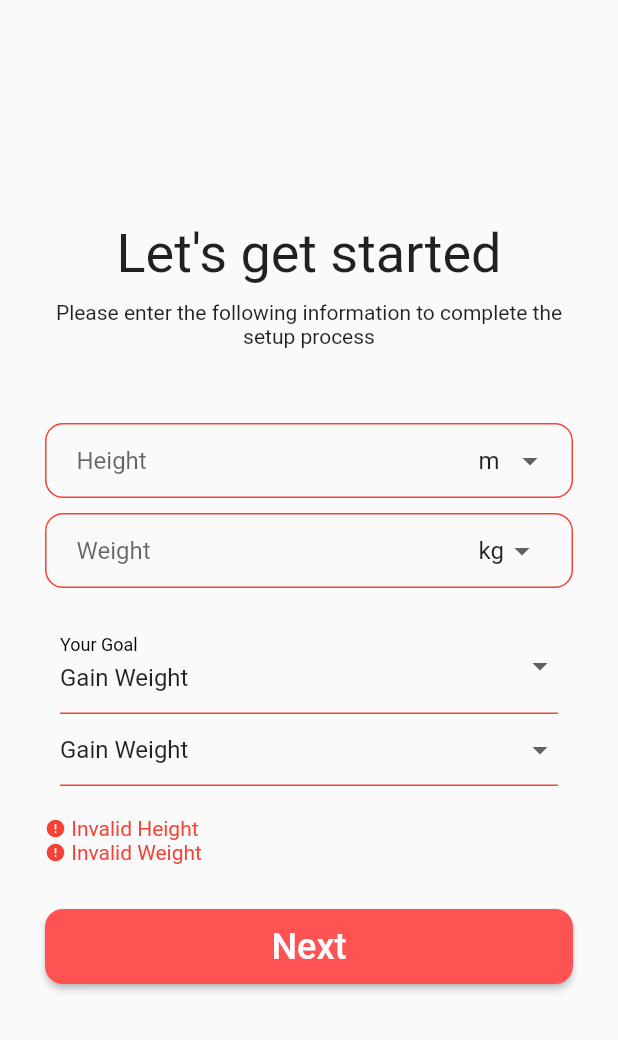
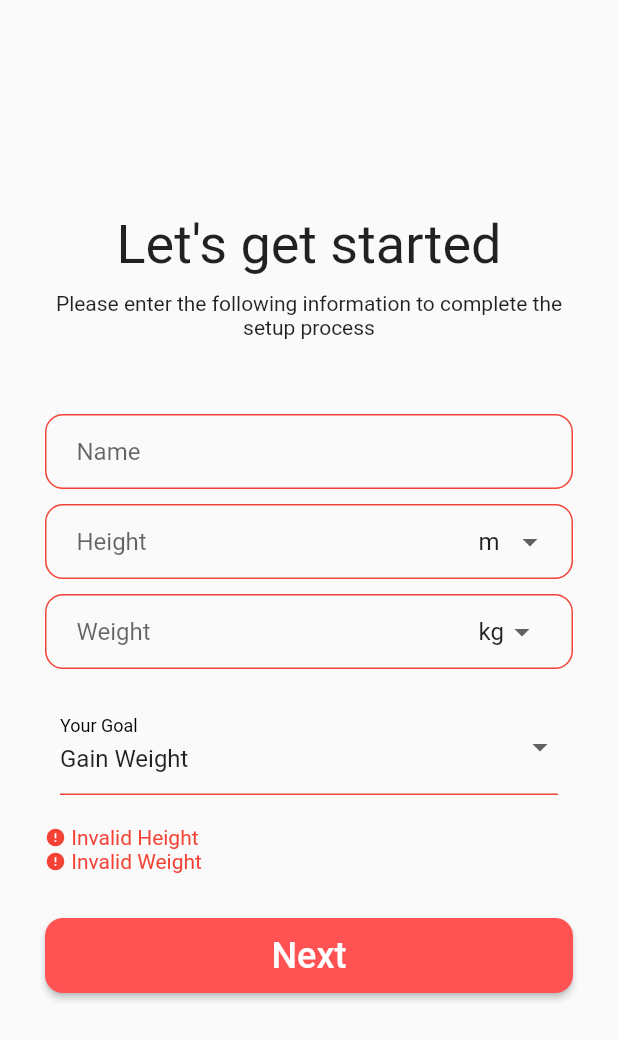
Before and after one commit to GDSCUTM-CommunityProjects/RedEat, a Flutter app: the InitialSetupPage screen opened by its route, after a tap on "Next", on a phone screen of 412 x 824 dp. Shown: the top 1040 px of the screen. Run offline on Flutter 3.47's test engine with Material 2 defaults, Android fonts, the phone set to English and light mode, and no system bars; our stand-ins replace curved_navigation_bar, expandable, sqflite; missing offline and left inert: flutter_barcode_scanner; accounts and stored records are empty.

Commit message:
RED-41 DB integration for MePage

```diff
--- a/src/lib/BackendConnection/BackendURL.dart
+++ b/src/lib/BackendConnection/BackendURL.dart
@@ -6,5 +6,5 @@ class BackendURL {
   // static String BACKEND_URL = "http://10.0.2.2:8000/";
   // static String BACKEND_URL = "http://10.0.0.185:8000/";
   // static String BACKEND_URL = "http://10.0.0.185:38299/";
-  static String BACKEND_URL = "http://10.0.0.232:8000/";
+  static String BACKEND_URL = "http://127.0.0.1:8000/";
 }
--- /dev/null
+++ b/src/lib/LocalDB/HistoryInfo.dart
@@ -0,0 +1,19 @@
+class HistoryInfo {
+  final int id;
+  final String name;
+  final int calories;
+
+  const HistoryInfo({
+    required this.id,
+    required this.name,
+    required this.calories,
+  });
+
+  Map<String, dynamic> toMap() {
+    return {
+      'id': id,
+      'name': name,
+      'calories': calories,
+    };
+  }
+}
--- /dev/null
+++ b/src/lib/LocalDB/UserInfo.dart
@@ -0,0 +1,25 @@
+class UserInfo {
+  final int id;
+  final String name;
+  final int weight;
+  final int height;
+  final int goalStatus;
+
+  const UserInfo({
+    required this.id,
+    required this.name,
+    required this.weight,
+    required this.height,
+    required this.goalStatus,
+  });
+
+  Map<String, dynamic> toMap() {
+    return {
+      'id': id,
+      'name': name,
+      'weight': weight,
+      'height': height,
+      'goalStatus': goalStatus,
+    };
+  }
+}
--- a/src/lib/Pages/InitialSetupPage.dart
+++ b/src/lib/Pages/InitialSetupPage.dart
@@ -1,4 +1,6 @@
 import 'package:flutter/material.dart';
+import 'package:src/LocalDB/DBSetup/UserInfoDB.dart';
+import 'package:src/LocalDB/UserInfo.dart';
 
 class InitialSetupPage extends StatefulWidget {
   const InitialSetupPage({Key? key}) : super(key: key);
@@ -8,10 +10,12 @@ class InitialSetupPage extends StatefulWidget {
 }
 
 class _InitialSetupPageState extends State<InitialSetupPage> {
-
-  final heightUnits = ['m', 'cm', 'ft'];
+  final heightUnits = ['m', 'cm', 'in'];
   final weightUnits = ['kg', 'lb'];
   final goalList = ["Gain Weight", "Maintain Weight", "Lose Weight"];
+  double weight_conversion = 2.20462;
+  double height_conversion = 39.3700787;
+  int goalStatus = 0;
   // final timePeriodList = ["every week", "every month"]
   String selectedHeightUnit = 'm';
   String selectedWeightUnit = 'kg';
@@ -22,12 +26,12 @@ class _InitialSetupPageState extends State<InitialSetupPage> {
 
   final heightController = TextEditingController();
   final weightController = TextEditingController();
+  final nameController = TextEditingController();
 
   @override
   void initState() {
     // TODO: implement initState
     super.initState();
-
   }
 
   @override
@@ -47,7 +51,6 @@ class _InitialSetupPageState extends State<InitialSetupPage> {
                 child: Column(
           mainAxisAlignment: MainAxisAlignment.center,
           children: [
-
             // Title
             Text(
               "Let's get started",
@@ -68,17 +71,49 @@ class _InitialSetupPageState extends State<InitialSetupPage> {
             ),
             SizedBox(height: 50),
 
+            Padding(
+              padding: const EdgeInsets.symmetric(horizontal: 30.0),
+              child: Container(
+                decoration: BoxDecoration(
+                  border: Border.all(
+                      color: (validHeight) ? Colors.grey : Colors.red),
+                  borderRadius: BorderRadius.circular(12),
+                ),
+                child: Row(
+                  children: [
+                    // Height input field
+                    Expanded(
+                      flex: 7,
+                      child: Padding(
+                          // padding: const EdgeInsets.symmetric(horizontal: 20),
+                          padding: const EdgeInsets.fromLTRB(20, 0, 0, 0),
+                          child: TextField(
+                            controller: nameController,
+                            decoration: InputDecoration(
+                              border: InputBorder.none,
+                              hintText: 'Name',
+                            ),
+                          )),
+                    ),
+                  ],
+                ),
+              ),
+            ),
+            SizedBox(
+              height: 10,
+            ),
+
             // Height input field
             Padding(
               padding: const EdgeInsets.symmetric(horizontal: 30.0),
               child: Container(
                 decoration: BoxDecoration(
-                    border: Border.all(color: (validHeight) ? Colors.grey : Colors.red),
+                  border: Border.all(
+                      color: (validHeight) ? Colors.grey : Colors.red),
                   borderRadius: BorderRadius.circular(12),
                 ),
                 child: Row(
                   children: [
-
                     // Height input field
                     Expanded(
                       flex: 4,
@@ -91,8 +126,7 @@ class _InitialSetupPageState extends State<InitialSetupPage> {
                               border: InputBorder.none,
                               hintText: 'Height',
                             ),
-                            )
-                        ),
+                          )),
                     ),
 
                     // Height unit dropdown
@@ -103,29 +137,43 @@ class _InitialSetupPageState extends State<InitialSetupPage> {
                         child: new DropdownButton(
                             underline: SizedBox(),
                             value: selectedHeightUnit,
-                              items: heightUnits.map((e) => (
-                                DropdownMenuItem(child: Text(e, textAlign: TextAlign.center,), value: e)
-                              )).toList(),
+                            items: heightUnits
+                                .map((e) => (DropdownMenuItem(
+                                    child: Text(
+                                      e,
+                                      textAlign: TextAlign.center,
+                                    ),
+                                    value: e)))
+                                .toList(),
                             onChanged: (value) {
                               setState(() {
                                 selectedHeightUnit = value as String;
+                                if (selectedHeightUnit == "in") {
+                                  height_conversion = 1;
+                                } else if (selectedHeightUnit == "m") {
+                                  height_conversion = 39.3700787;
+                                } else {
+                                  height_conversion = 2.54;
+                                }
                               });
-                              }
-                          ),
+                            }),
                       ),
                     ),
                   ],
                 ),
               ),
             ),
-              SizedBox(height: 10,),
+            SizedBox(
+              height: 10,
+            ),
 
             // Weight input field
             Padding(
               padding: const EdgeInsets.symmetric(horizontal: 30.0),
               child: Container(
                 decoration: BoxDecoration(
-                    border: Border.all(color: (validWeight) ? Colors.grey : Colors.red),
+                  border: Border.all(
+                      color: (validWeight) ? Colors.grey : Colors.red),
                   borderRadius: BorderRadius.circular(12),
                 ),
                 child: Row(
@@ -141,8 +189,7 @@ class _InitialSetupPageState extends State<InitialSetupPage> {
                               border: InputBorder.none,
                               hintText: 'Weight',
                             ),
-                            )
-                        ),
+                          )),
                     ),
                     Expanded(
                       flex: 1,
@@ -151,36 +198,45 @@ class _InitialSetupPageState extends State<InitialSetupPage> {
                         child: DropdownButton(
                             underline: SizedBox(),
                             value: selectedWeightUnit,
-                            items: weightUnits.map((e) => (
-                                DropdownMenuItem(child: Text(e, textAlign: TextAlign.center,), value: e)
-                            )).toList(),
+                            items: weightUnits
+                                .map((e) => (DropdownMenuItem(
+                                    child: Text(
+                                      e,
+                                      textAlign: TextAlign.center,
+                                    ),
+                                    value: e)))
+                                .toList(),
                             onChanged: (value) {
                               setState(() {
                                 selectedWeightUnit = value as String;
+                                if (selectedWeightUnit == "kg") {
+                                  weight_conversion = 2.20462;
+                                } else {
+                                  weight_conversion = 1;
+                                }
                               });
-                            }
-                          ),
+                            }),
                       ),
                     ),
                   ],
                 ),
-
               ),
             ),
-              SizedBox(height: 20,),
+            SizedBox(
+              height: 20,
+            ),
 
             // Select gain / lose weight
             Padding(
                 padding: const EdgeInsets.symmetric(horizontal: 40.0),
                 child: DropdownButtonFormField(
                   value: selectedGoal,
-                  items: goalList.map((e) => DropdownMenuItem(child: Text(e), value: e)).toList(),
-
+                  items: goalList
+                      .map((e) => DropdownMenuItem(child: Text(e), value: e))
+                      .toList(),
                   decoration: const InputDecoration(
                     labelText: "Your Goal",
-                    labelStyle: (
-                        TextStyle(color: Colors.black)
-                    ),
+                    labelStyle: (TextStyle(color: Colors.black)),
                     // prefixIcon: Icon(
                     //   Icons.monitor_weight,
                     //   color: Colors.red,
@@ -195,34 +251,20 @@ class _InitialSetupPageState extends State<InitialSetupPage> {
                   onChanged: (value) {
                     setState(() {
                       selectedGoal = value as String;
+                      if (selectedGoal == "Gain Weight") {
+                        goalStatus = 0;
+                      } else if (selectedGoal == "Maintain Weight") {
+                        goalStatus = 1;
+                      } else {
+                        goalStatus = 2;
+                      }
                     });
                   },
-                )
+                )),
+
+            SizedBox(
+              height: 20,
             ),
-
-              // Select week/month
-              Padding(
-                  padding: const EdgeInsets.symmetric(horizontal: 40.0),
-                  child: DropdownButtonFormField(
-                    value: selectedGoal,
-                    items: goalList.map((e) => DropdownMenuItem(child: Text(e), value: e)).toList(),
-
-                    decoration: const InputDecoration(
-                      enabledBorder: UnderlineInputBorder(
-                        borderSide: BorderSide(color: Colors.red),
-                      ),
-                      focusedBorder: UnderlineInputBorder(
-                        borderSide: BorderSide(color: Colors.red),
-                      ),
-                    ),
-                    onChanged: (value) {
-                      setState(() {
-                        selectedGoal = value as String;
-                      });
-                    },
-                  )
-              ),
-              SizedBox(height: 20,),
 
             // Error messages
             Padding(
@@ -232,7 +274,7 @@ class _InitialSetupPageState extends State<InitialSetupPage> {
                 child: Column(
                   crossAxisAlignment: CrossAxisAlignment.start,
                   children: [
-                      if (!validHeight)   // Show invalid height message if username is incorrect
+                    if (!validHeight) // Show invalid height message if username is incorrect
                       Row(
                         children: [
                           Icon(
@@ -249,7 +291,7 @@ class _InitialSetupPageState extends State<InitialSetupPage> {
                           ),
                         ],
                       ),
-                      if (!validWeight)   // Show invalid weight message if password is incorrect
+                    if (!validWeight) // Show invalid weight message if password is incorrect
                       Row(
                         children: [
                           Icon(
@@ -281,25 +323,37 @@ class _InitialSetupPageState extends State<InitialSetupPage> {
                       minimumSize: const Size.fromHeight(50),
                       shape: RoundedRectangleBorder(
                         borderRadius: BorderRadius.circular(12),
-                        )
-                    ),
+                      )),
                   onPressed: () {
-                      (verifyInputs(heightController.text)) ? setState(() => validHeight = true ) : setState(() => validHeight = false );
-                      (verifyInputs(weightController.text)) ? setState(() => validWeight = true ) : setState(() => validWeight = false );
+                    (verifyInputs(heightController.text))
+                        ? setState(() => validHeight = true)
+                        : setState(() => validHeight = false);
+                    (verifyInputs(weightController.text))
+                        ? setState(() => validWeight = true)
+                        : setState(() => validWeight = false);
+                    UserInfo dbentry = UserInfo(
+                        id: 0,
+                        name: nameController.text,
+                        weight: (double.parse(weightController.text) *
+                                weight_conversion)
+                            .round(),
+                        height: (double.parse(heightController.text) *
+                                height_conversion)
+                            .round(),
+                        goalStatus: goalStatus);
+                    UserInfoDB.instance.createUser(dbentry);
+                    Navigator.pushNamed(context, '/mePage');
                   },
                   child: Text(
                     'Next',
                     style: TextStyle(fontSize: 24),
                   )),
             ),
-              SizedBox(height: 20,),
-
-
+            SizedBox(
+              height: 20,
+            ),
           ],
-          )
-        )
-      )
-    );
+        ))));
   }
 }
 
--- a/src/lib/main.dart
+++ b/src/lib/main.dart
@@ -30,7 +30,8 @@ class MyApp extends StatelessWidget {
         '/navbar': (context) => const Navbar(),
         '/barcodeScanner': (context) => BarCodeScanner(),
         '/searchByName': (context) => SearchByNamePage(),
-        '/barcodeFailed': (context) => BarcodeFailedPage()
+        '/barcodeFailed': (context) => BarcodeFailedPage(),
+        '/mePage': (context) => MePage(),
       },
       title: 'Flutter Demo',
       theme: ThemeData(
--- a/src/pubspec.yaml
+++ b/src/pubspec.yaml
@@ -31,6 +31,8 @@ environment:
 dependencies:
   flutter:
     sdk: flutter
+  sqflite: ^2.2.2
+  path: ^1.8.3
 
 
   # The following adds the Cupertino Icons font to your application.
@@ -41,6 +43,8 @@ dependencies:
   curved_navigation_bar: ^1.0.3
   flutter_barcode_scanner: ^2.0.0
 
+dependency_overrides:
+  path: ^1.6.4
 
 dev_dependencies:
   flutter_test:
```
Also changed, not shown: src/lib/LocalDB/DBSetup/UserInfoDB.dart (added, +103 -0 lines), src/lib/Pages/MePage.dart (+53 -11 lines), src/lib/Pages/login.dart (+15 -30 lines), src/pubspec.lock, 4 other files. Lines whose indentation alone changed are shown as unchanged.
